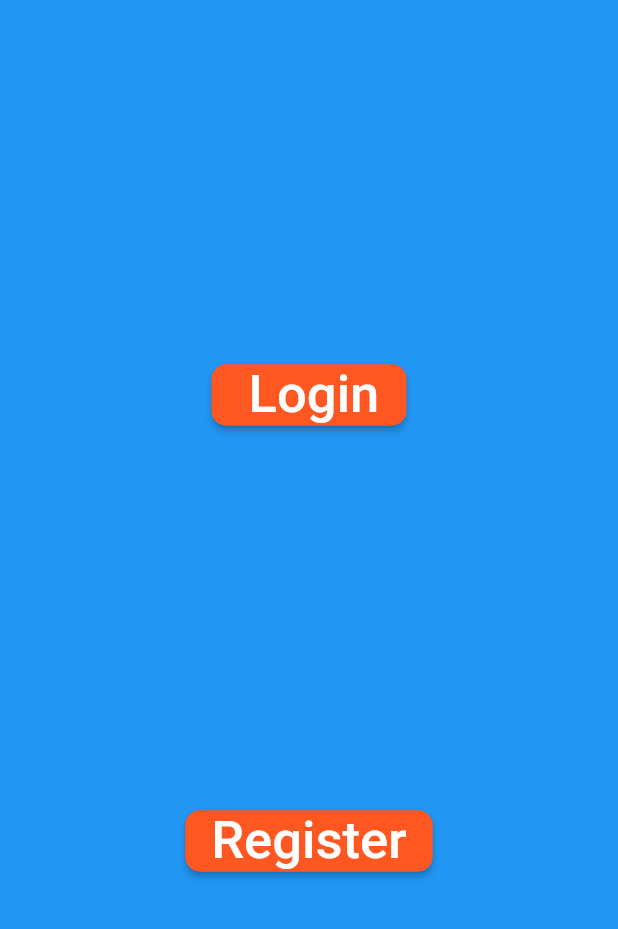
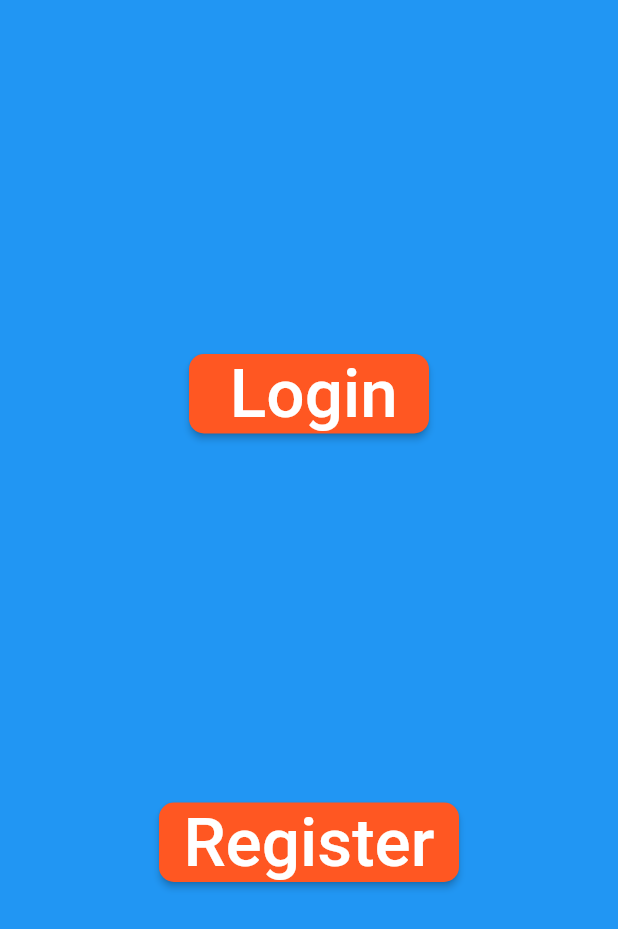
Before and after one commit to tarangleo/Book_App_Flutter, a Flutter app: the fscreen screen opened directly, on a phone screen of 412 x 824 dp. Shown: the top 929 px of the screen. Run offline on Flutter 3.47's test engine with Material 2 defaults, Android fonts, the phone set to English and light mode, and no system bars.

Commit message:
small changes added

```diff
--- a/lib/first screen.dart
+++ b/lib/first screen.dart
@@ -17,7 +17,7 @@ class fscreen extends StatelessWidget {
 
                 Container(
                   padding: EdgeInsets.fromLTRB(10, 10, 10, 10),
-                    width: 150,
+                    width: 180,
                   child: RaisedButton(onPressed: (){
             Navigator.push(context, MaterialPageRoute(builder: (context) {
               return login();
@@ -25,13 +25,13 @@ class fscreen extends StatelessWidget {
           },color: Colors.deepOrange,textColor: Colors.white,
             shape: RoundedRectangleBorder(borderRadius: BorderRadius.all(Radius.circular(10.0))),
             child: Text(' Login ',style: TextStyle(
-                fontSize: 35.0
+                fontSize: 45.0
             ),),),
 
         ),
           new Container(
             padding: EdgeInsets.fromLTRB(10, 10, 10, 10),
-          width: 185,
+          width: 220,
           child: RaisedButton(onPressed: (){
             Navigator.push(context, MaterialPageRoute(builder: (context) {
               return register();
@@ -39,7 +39,7 @@ class fscreen extends StatelessWidget {
           },color: Colors.deepOrange,textColor: Colors.white,
             shape: RoundedRectangleBorder(borderRadius: BorderRadius.all(Radius.circular(10.0))),
             child: Text('Register',style: TextStyle(
-                fontSize: 35.0
+                fontSize: 45.0
             ),),),
 
         )
```
Also changed, not shown: lib/placeorder.dart (line endings or trailing spaces).
